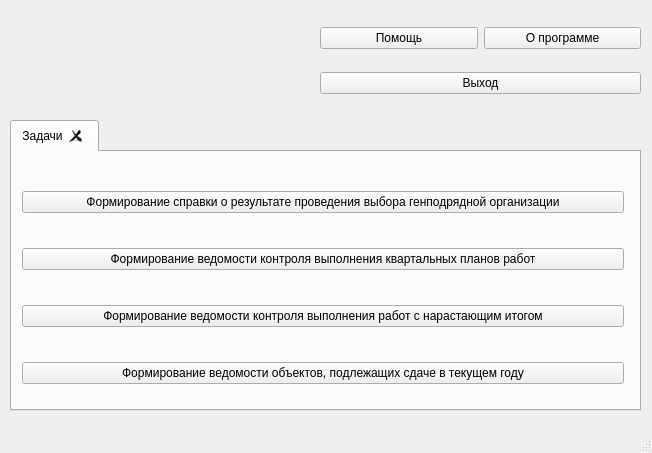
This is gui/B_new_main_page.ui in aliensowo/tpugkuudms as Qt 5 draws it before an edit. The edited form follows.
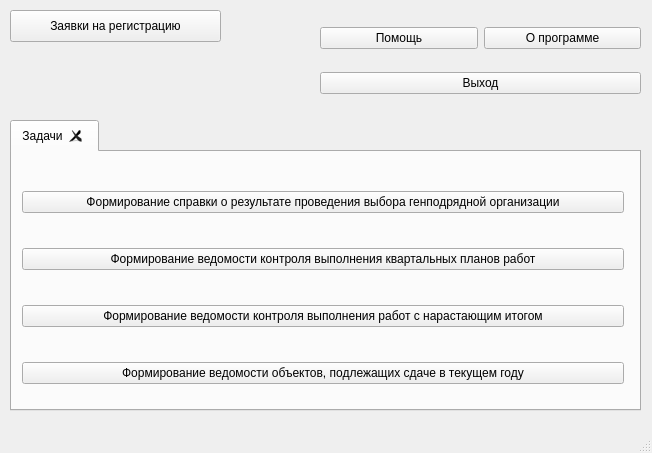
This is the edited form.

What changed in the file:
```diff
--- a/gui/B_new_main_page.ui
+++ b/gui/B_new_main_page.ui
@@ -36,7 +36,7 @@
      <attribute name="title">
       <string>Задачи</string>
      </attribute>
-     <widget class="QWidget" name="">
+     <widget class="QWidget" name="layoutWidget">
       <property name="geometry">
        <rect>
         <x>10</x>
@@ -121,6 +121,19 @@
      </item>
     </layout>
    </widget>
+   <widget class="QPushButton" name="pushButton_8">
+    <property name="geometry">
+     <rect>
+      <x>10</x>
+      <y>10</y>
+      <width>211</width>
+      <height>32</height>
+     </rect>
+    </property>
+    <property name="text">
+     <string>Заявки на регистрацию</string>
+    </property>
+   </widget>
   </widget>
   <widget class="QStatusBar" name="statusbar"/>
  </widget>
```
